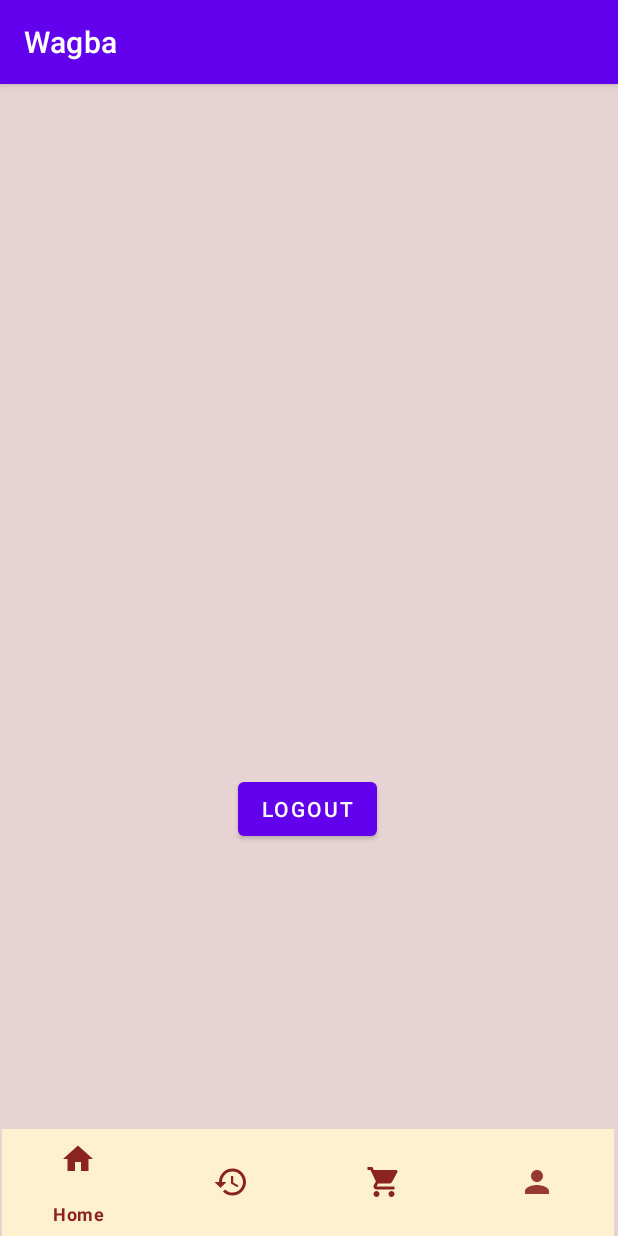
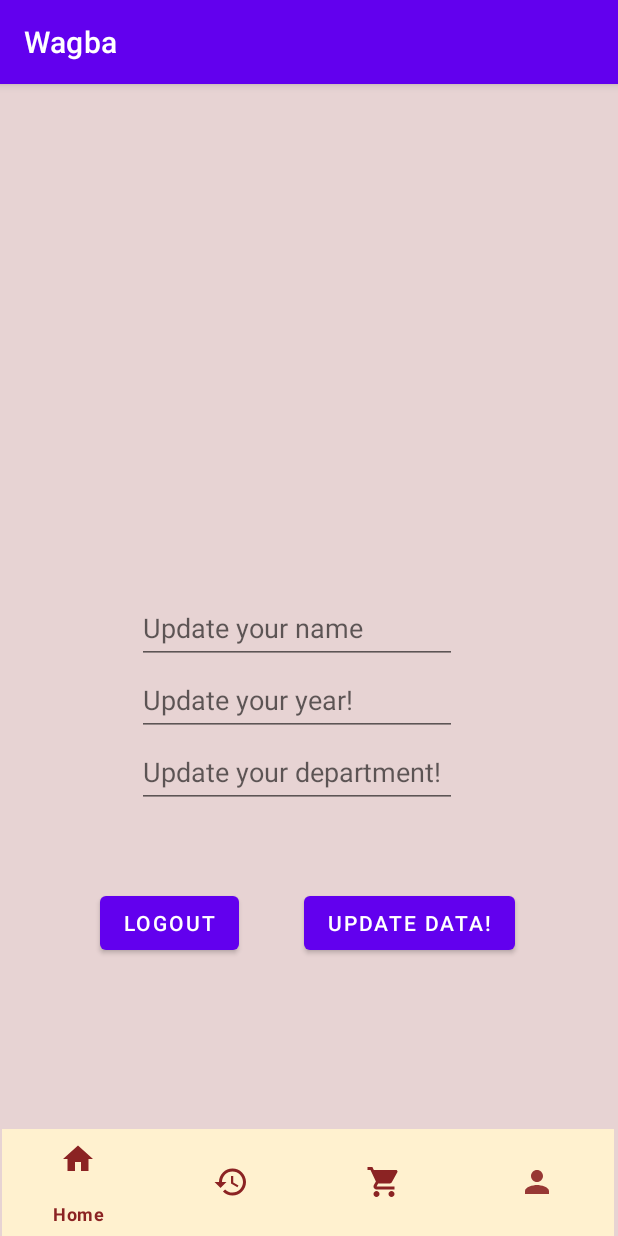
Before and after one commit to shehabadel/Wagba, an Android app: the fragment ProfileFragment placed in its activity, on a phone screen of 412 x 824 dp. Run offline under Robolectric (Android 15) with nearby library versions, the phone set to English and light mode, and no system bars; our stand-ins replace Firebase (no records; nobody signed in at launch, a user with empty details on screens opened directly), Picasso, Room's generated code; pictures from the network do not load.

Commit message:
Implemented updating user Data in Room DB
Closen #6

```diff
--- a/app/src/main/java/com/example/wagba/fragments/ProfileFragment.java
+++ b/app/src/main/java/com/example/wagba/fragments/ProfileFragment.java
@@ -11,6 +11,7 @@ import android.view.LayoutInflater;
 import android.view.View;
 import android.view.ViewGroup;
 import android.widget.Button;
+import android.widget.EditText;
 import android.widget.ImageView;
 import android.widget.TextView;
 
@@ -22,11 +23,13 @@ import com.google.firebase.auth.FirebaseAuth;
 
 public class ProfileFragment extends Fragment {
     FirebaseAuth auth;
-    Button logoutBtn;
-    TextView userEmail;
+    Button logoutBtn, updateDataBtn;
+    TextView userEmail,userName,userYear,userDepartment;
     ImageView userAvatar;
     UserViewModel userViewModel;
     User loggedInUser;
+    EditText editName,editYear,editDepartment;
+
     public ProfileFragment() {
         // Required empty public constructor
     }
@@ -42,6 +45,15 @@ public class ProfileFragment extends Fragment {
         View view =  inflater.inflate(R.layout.fragment_profile, container, false);
         logoutBtn = view.findViewById(R.id.logout_btn);
         userEmail = view.findViewById(R.id.profile_email);
+        userName=view.findViewById(R.id.name);
+        userYear=view.findViewById(R.id.year);
+        userDepartment=view.findViewById(R.id.department);
+
+        editName = view.findViewById(R.id.editTextName);
+        editYear=view.findViewById(R.id.editTextYear);
+        editDepartment=view.findViewById(R.id.editTextDepartment);
+        updateDataBtn = view.findViewById(R.id.updateData_btn);
+
 
         /**
          * UserViewModel for retrieving the User's logged in Data from RoomDB.
@@ -64,6 +76,9 @@ public class ProfileFragment extends Fragment {
                      * set the avatar of the user, name, email...etc.
                      * */
                     userEmail.setText(loggedInUser.getEmail());
+                    userName.setText(loggedInUser.getName());
+                    userDepartment.setText(loggedInUser.getYear());
+                    userYear.setText(loggedInUser.getDepartment());
                 }else{
                     User userAccount = new User(currentUserEmail);
                     userViewModel.insert(userAccount);
@@ -72,6 +87,9 @@ public class ProfileFragment extends Fragment {
         }catch(Exception e){
             loggedInUser = new User("Exception@gmail.com");
             userEmail.setText(loggedInUser.getEmail());
+            userName.setText("Your name here");
+            userDepartment.setText("Your department here");
+            userYear.setText("Your year here");
             Log.e("ProfileFrag",e.getMessage());
         }
         /**
@@ -86,7 +104,22 @@ public class ProfileFragment extends Fragment {
                 getActivity().finish();
             }
         });
-
+        /**
+         * Update user's data functionality
+         * */
+        updateDataBtn.setOnClickListener(new View.OnClickListener() {
+            @Override
+            public void onClick(View view) {
+                try{
+                loggedInUser.setName(editName.getText().toString());
+                loggedInUser.setYear(editYear.getText().toString());
+                loggedInUser.setDepartment(editDepartment.getText().toString());
+                userViewModel.update(loggedInUser);
+                }catch (Exception e){
+                    Log.d("ProfileFrag","Can't fetch Name, Year, or Department");
+                }
+            }
+        });
         return view;
     }
 }
--- a/app/src/main/res/layout/fragment_profile.xml
+++ b/app/src/main/res/layout/fragment_profile.xml
@@ -36,8 +36,87 @@
         android:text="Logout"
         app:layout_constraintBottom_toBottomOf="parent"
         app:layout_constraintEnd_toEndOf="parent"
-        app:layout_constraintHorizontal_bias="0.496"
+        app:layout_constraintHorizontal_bias="0.15"
         app:layout_constraintStart_toStartOf="parent"
         app:layout_constraintTop_toTopOf="parent"
-        app:layout_constraintVertical_bias="0.74" />
+        app:layout_constraintVertical_bias="0.875" />
+
+    <TextView
+        android:id="@+id/name"
+        android:layout_width="wrap_content"
+        android:layout_height="wrap_content"
+        android:layout_marginTop="28dp"
+        android:text="name"
+        app:layout_constraintEnd_toEndOf="@+id/profile_email"
+        app:layout_constraintStart_toStartOf="@+id/profile_email"
+        app:layout_constraintTop_toBottomOf="@+id/profile_email" />
+
+    <TextView
+        android:id="@+id/year"
+        android:layout_width="wrap_content"
+        android:layout_height="wrap_content"
+        android:layout_marginTop="28dp"
+        android:text="year"
+        app:layout_constraintEnd_toEndOf="@+id/profile_email"
+        app:layout_constraintStart_toStartOf="@+id/profile_email"
+        app:layout_constraintTop_toBottomOf="@+id/name" />
+
+    <TextView
+        android:id="@+id/department"
+        android:layout_width="wrap_content"
+        android:layout_height="wrap_content"
+        android:layout_marginTop="24dp"
+        android:text="department"
+        app:layout_constraintEnd_toEndOf="@+id/profile_email"
+        app:layout_constraintStart_toStartOf="@+id/profile_email"
+        app:layout_constraintTop_toBottomOf="@+id/year" />
+
+    <EditText
+        android:id="@+id/editTextName"
+        android:layout_width="wrap_content"
+        android:layout_height="wrap_content"
+        android:layout_marginTop="28dp"
+        android:ems="10"
+        android:hint="Update your name"
+        android:inputType="textPersonName"
+        android:minHeight="48dp"
+        app:layout_constraintEnd_toEndOf="parent"
+        app:layout_constraintHorizontal_bias="0.442"
+        app:layout_constraintStart_toStartOf="parent"
+        app:layout_constraintTop_toBottomOf="@+id/department" />
+
+    <EditText
+        android:id="@+id/editTextYear"
+        android:layout_width="wrap_content"
+        android:layout_height="wrap_content"
+        android:ems="10"
+        android:hint="Update your year!"
+        android:inputType="textPersonName"
+        android:minHeight="48dp"
+        app:layout_constraintEnd_toEndOf="@+id/editTextName"
+        app:layout_constraintHorizontal_bias="0.0"
+        app:layout_constraintStart_toStartOf="@+id/editTextName"
+        app:layout_constraintTop_toBottomOf="@+id/editTextName" />
+
+    <EditText
+        android:id="@+id/editTextDepartment"
+        android:layout_width="wrap_content"
+        android:layout_height="wrap_content"
+        android:ems="10"
+        android:hint="Update your department!"
+        android:inputType="textPersonName"
+        android:minHeight="48dp"
+        app:layout_constraintEnd_toEndOf="@+id/editTextYear"
+        app:layout_constraintStart_toStartOf="@+id/editTextYear"
+        app:layout_constraintTop_toBottomOf="@+id/editTextYear" />
+
+    <Button
+        android:id="@+id/updateData_btn"
+        android:layout_width="wrap_content"
+        android:layout_height="wrap_content"
+        android:text="Update data!"
+        app:layout_constraintBottom_toBottomOf="@+id/logout_btn"
+        app:layout_constraintEnd_toEndOf="parent"
+        app:layout_constraintStart_toEndOf="@+id/logout_btn"
+        app:layout_constraintTop_toTopOf="@+id/logout_btn" />
 </androidx.constraintlayout.widget.ConstraintLayout>
```
